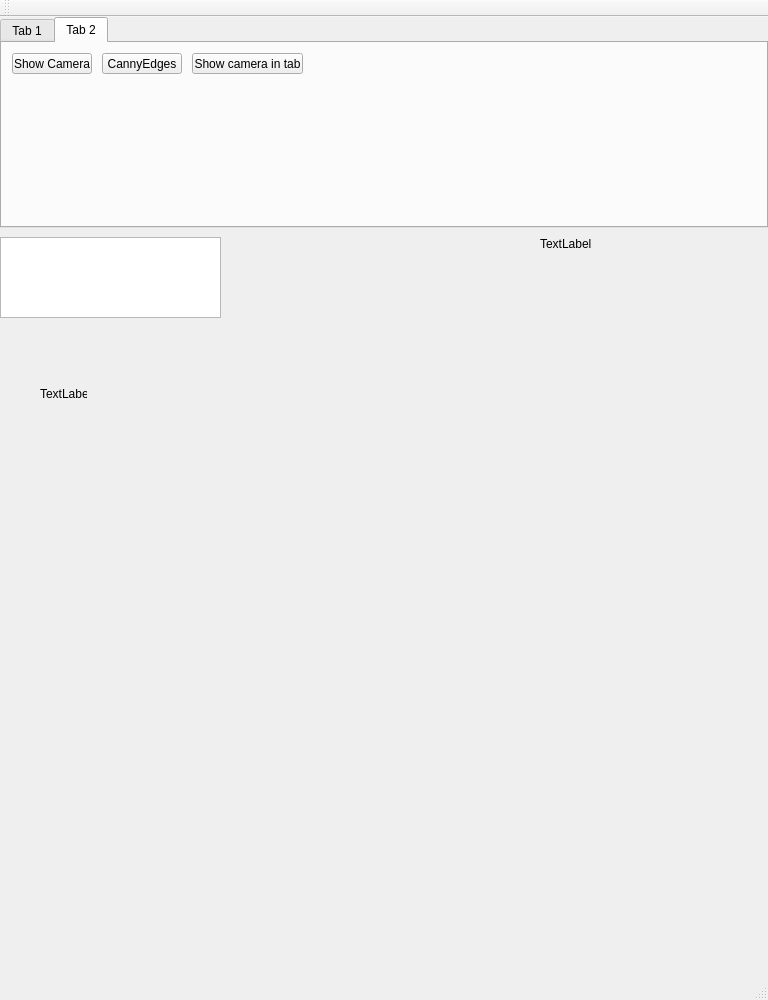
Above: mainwindow.ui from Evegen55/opencv_widget before the change. Below: the same form after it.
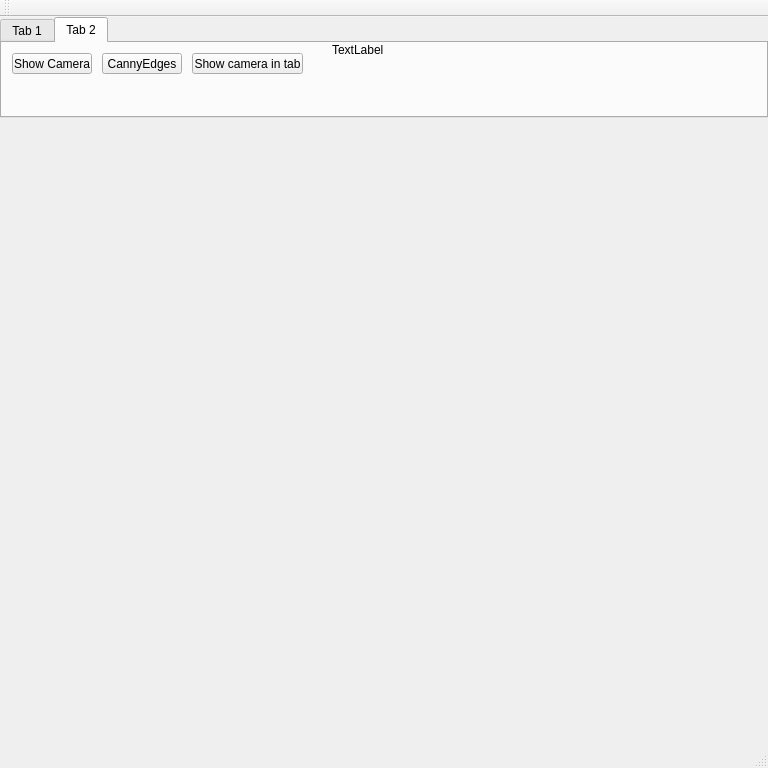
That is the form after the change. Icons and pictures are not drawn.

Commit message: improvement and refactoring. So it's still unclear why button "show image in tab" works only after opencv named window has being showed before.

Diff of the .ui file:
```diff
--- a/mainwindow.ui
+++ b/mainwindow.ui
@@ -7,46 +7,20 @@
     <x>0</x>
     <y>0</y>
     <width>768</width>
-    <height>1000</height>
+    <height>768</height>
    </rect>
   </property>
   <property name="windowTitle">
    <string>Car media panel</string>
   </property>
   <widget class="QWidget" name="centralWidget">
-   <widget class="QLabel" name="label">
-    <property name="geometry">
-     <rect>
-      <x>540</x>
-      <y>220</y>
-      <width>221</width>
-      <height>131</height>
-     </rect>
-    </property>
-    <property name="text">
-     <string>TextLabel</string>
-    </property>
-    <property name="alignment">
-     <set>Qt::AlignLeading|Qt::AlignLeft|Qt::AlignTop</set>
-    </property>
-   </widget>
-   <widget class="QPlainTextEdit" name="plainTextEdit">
-    <property name="geometry">
-     <rect>
-      <x>0</x>
-      <y>220</y>
-      <width>221</width>
-      <height>81</height>
-     </rect>
-    </property>
-   </widget>
    <widget class="QTabWidget" name="tabWidget">
     <property name="geometry">
      <rect>
       <x>0</x>
       <y>0</y>
       <width>768</width>
-      <height>211</height>
+      <height>101</height>
      </rect>
     </property>
     <property name="currentIndex">
@@ -152,19 +126,41 @@
        <string>Show camera in tab</string>
       </property>
      </widget>
+     <widget class="QLabel" name="labelForMessages">
+      <property name="geometry">
+       <rect>
+        <x>330</x>
+        <y>0</y>
+        <width>431</width>
+        <height>41</height>
+       </rect>
+      </property>
+      <property name="text">
+       <string>TextLabel</string>
+      </property>
+      <property name="alignment">
+       <set>Qt::AlignLeading|Qt::AlignLeft|Qt::AlignTop</set>
+      </property>
+     </widget>
     </widget>
    </widget>
    <widget class="QLabel" name="label_for_image">
     <property name="geometry">
      <rect>
-      <x>40</x>
-      <y>370</y>
-      <width>47</width>
-      <height>13</height>
+      <x>64</x>
+      <y>120</y>
+      <width>640</width>
+      <height>480</height>
      </rect>
     </property>
     <property name="text">
-     <string>TextLabel</string>
+     <string/>
+    </property>
+    <property name="pixmap">
+     <pixmap resource="fun.qrc">:/images/sadeness.jpg</pixmap>
+    </property>
+    <property name="scaledContents">
+     <bool>false</bool>
     </property>
    </widget>
   </widget>
```
Left out of the diff: 6 changed lines with no effect on the pictures. The commit also changes 1 other file.
